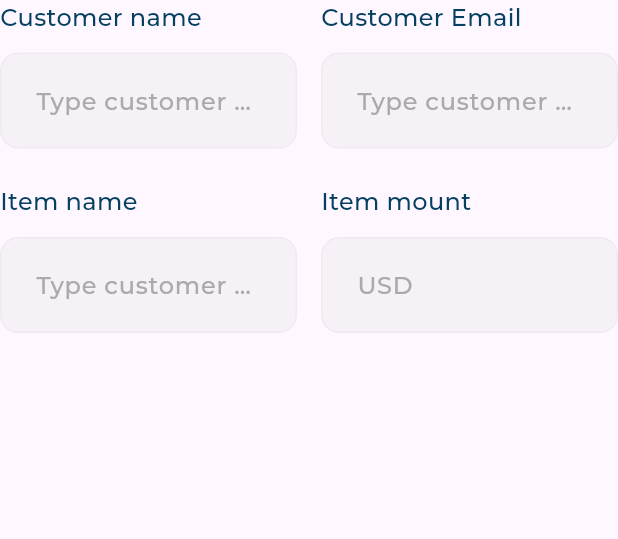
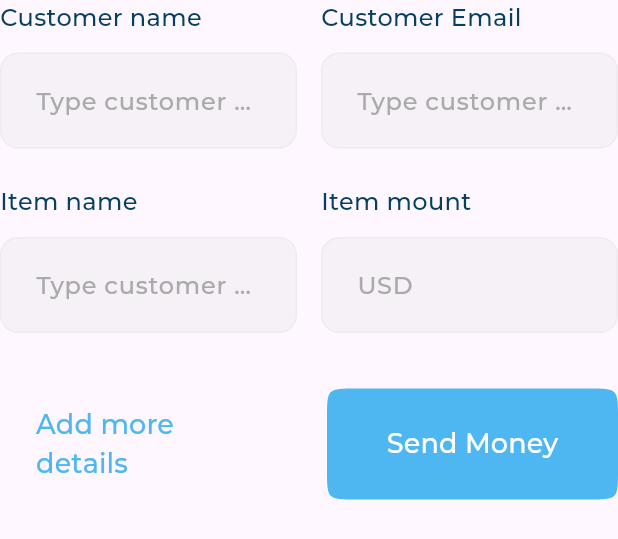
Before and after one commit to MGehad/Adaptive_DashBoard, a Flutter app: the QuickInvoiceForm widget shown alone on an empty page, opened directly, on a phone screen of 412 x 824 dp. Shown: the top 539 px of the screen. Run offline on Flutter 3.47's test engine with Material 3 defaults, Android fonts, the phone set to English and light mode, and no system bars; our stand-ins replace flutter_svg; project files that could hold a hidden picture were left out.

Commit message:
Added Buttons to Quick Invoice form

```diff
--- a/lib/features/home/presentation/views/widgets/quick_invoice_form.dart
+++ b/lib/features/home/presentation/views/widgets/quick_invoice_form.dart
@@ -1,5 +1,6 @@
 import 'package:flutter/material.dart';
 
+import '../../../../../core/utlis/styles.dart';
 import 'textWithTextField.dart';
 
 class QuickInvoiceForm extends StatelessWidget {
@@ -9,34 +10,74 @@ class QuickInvoiceForm extends StatelessWidget {
 
   @override
   Widget build(BuildContext context) {
-    return const Column(
+    return Column(
       children: [
-        Row(
+        const Row(
           children: [
             Expanded(
                 child: TextWithTextField(
-                    txt: "Customer name",
-                    textField: "Type customer name")),
+                    txt: "Customer name", textField: "Type customer name")),
             SizedBox(width: 16),
             Expanded(
                 child: TextWithTextField(
-                    txt: "Customer Email",
-                    textField: "Type customer email")),
+                    txt: "Customer Email", textField: "Type customer email")),
           ],
         ),
-        SizedBox(height: 24),
-        Row(
+        const SizedBox(height: 24),
+        const Row(
           children: [
             Expanded(
                 child: TextWithTextField(
                     txt: "Item name", textField: "Type customer name")),
             SizedBox(width: 16),
             Expanded(
-                child: TextWithTextField(
-                    txt: "Item mount", textField: "USD")),
+                child: TextWithTextField(txt: "Item mount", textField: "USD")),
           ],
         ),
+        const SizedBox(height: 24),
+        Row(
+          children: [
+            Expanded(
+              child: TextButton(
+                style: buildButtonStyle(),
+                onPressed: () {},
+                child: Text(
+                  "Add more details",
+                  style: Styles.textStyleSemiBold18,
+                ),
+              ),
+            ),
+            const SizedBox(
+              width: 24.0,
+            ),
+            Expanded(
+              child: TextButton(
+                style: buildButtonStyle().copyWith(
+                  backgroundColor:
+                      const WidgetStatePropertyAll(Color(0xff4EB7F2)),
+                ),
+                onPressed: () {},
+                child: Text(
+                  "Send Money",
+                  style:
+                      Styles.textStyleSemiBold18.copyWith(color: Colors.white),
+                ),
+              ),
+            )
+          ],
+        )
       ],
     );
   }
+
+  ButtonStyle buildButtonStyle() {
+    return ButtonStyle(
+      shape: WidgetStatePropertyAll(
+        ContinuousRectangleBorder(
+          borderRadius: BorderRadius.circular(20.0),
+        ),
+      ),
+      padding: const WidgetStatePropertyAll(EdgeInsets.all(24.0)),
+    );
+  }
 }
```
